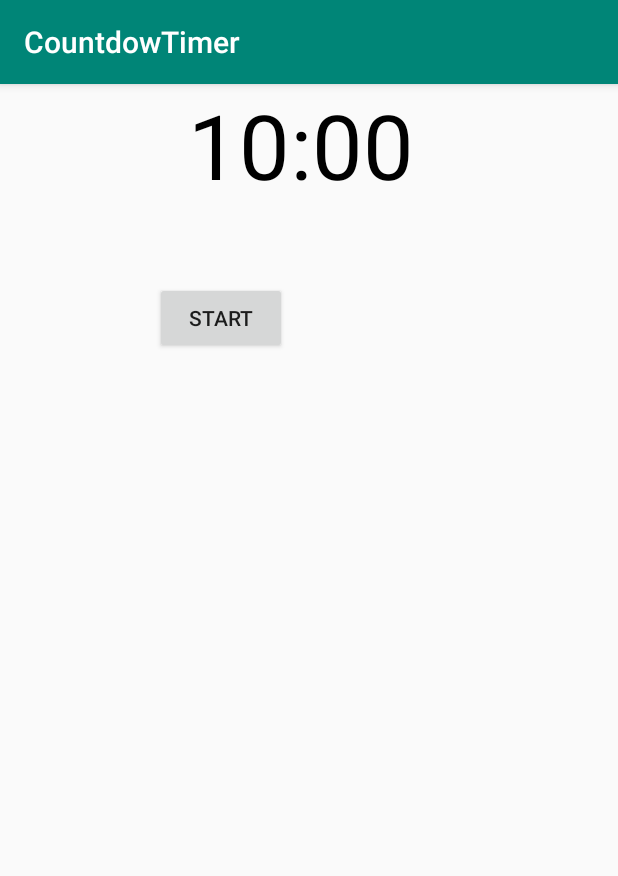
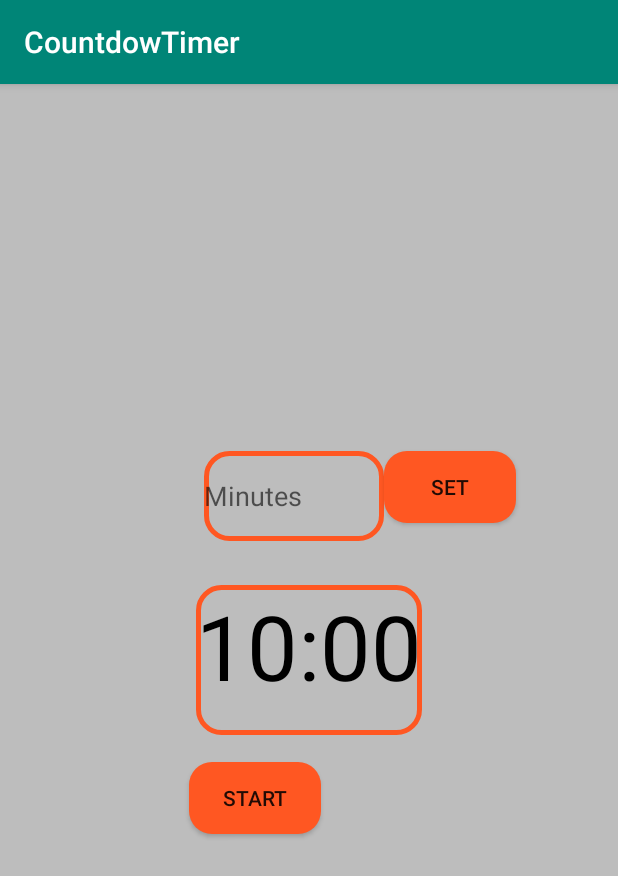
Before and after one commit to RIZVY91221/CountdowTimer, an Android app: the screen it shows after launch (MainActivity), on a phone screen of 412 x 824 dp. Shown: the top 876 px of the screen. Run offline under Robolectric (Android 15) with nearby library versions, the phone set to English and light mode, and no system bars.

Commit message:
Update Design & Background Running

```diff
--- a/app/src/main/java/com/example/countdowtimer/MainActivity.java
+++ b/app/src/main/java/com/example/countdowtimer/MainActivity.java
@@ -2,19 +2,23 @@ package com.example.countdowtimer;
 
 import androidx.appcompat.app.AppCompatActivity;
 
+import android.content.SharedPreferences;
 import android.os.Bundle;
 import android.os.CountDownTimer;
 import android.view.View;
+import android.view.inputmethod.InputMethodManager;
 import android.widget.Button;
+import android.widget.EditText;
 import android.widget.TextView;
+import android.widget.Toast;
 
 import java.util.Locale;
 
 public class MainActivity extends AppCompatActivity {
 
-    private static final long START_TIME_IN_MILLIS = 600000;
-
+    private EditText mEditTextInput;
     private TextView mTextViewCountDown;
+    private Button mButtonSet;
     private Button mButtonStartPause;
     private Button mButtonReset;
 
@@ -22,7 +26,10 @@ public class MainActivity extends AppCompatActivity {
 
     private boolean mTimerRunning;
 
-    private long mTimeLeftInMillis = START_TIME_IN_MILLIS;
+    private long mStartTimeInMillis;
+    private long mTimeLeftInMillis;
+    private long mEndTime;
+
 
     @Override
     protected void onCreate(Bundle savedInstanceState) {
@@ -30,10 +37,32 @@ public class MainActivity extends AppCompatActivity {
         setContentView(R.layout.activity_main);
 
 
+        mEditTextInput = findViewById(R.id.edit_text_input);
         mTextViewCountDown = findViewById(R.id.text_view_countdown);
 
+        mButtonSet = findViewById(R.id.button_set);
         mButtonStartPause = findViewById(R.id.button_start_pause);
         mButtonReset = findViewById(R.id.button_reset);
+
+        mButtonSet.setOnClickListener(new View.OnClickListener() {
+            @Override
+            public void onClick(View v) {
+                String input = mEditTextInput.getText().toString();
+                if (input.length() == 0) {
+                    Toast.makeText(MainActivity.this, "Field can't be empty", Toast.LENGTH_SHORT).show();
+                    return;
+                }
+
+                long millisInput = Long.parseLong(input) * 60000;
+                if (millisInput == 0) {
+                    Toast.makeText(MainActivity.this, "Please enter a positive number", Toast.LENGTH_SHORT).show();
+                    return;
+                }
+
+                setTime(millisInput);
+                mEditTextInput.setText("");
+            }
+        });
 
         mButtonStartPause.setOnClickListener(new View.OnClickListener() {
             @Override
@@ -52,11 +81,17 @@ public class MainActivity extends AppCompatActivity {
                 resetTimer();
             }
         });
+    }
 
-        updateCountDownText();
+    private void setTime(long milliseconds) {
+        mStartTimeInMillis = milliseconds;
+        resetTimer();
+        closeKeyboard();
     }
 
     private void startTimer() {
+        mEndTime = System.currentTimeMillis() + mTimeLeftInMillis;
+
         mCountDownTimer = new CountDownTimer(mTimeLeftInMillis, 1000) {
             @Override
             public void onTick(long millisUntilFinished) {
@@ -67,38 +102,120 @@ public class MainActivity extends AppCompatActivity {
             @Override
             public void onFinish() {
                 mTimerRunning = false;
-                mButtonStartPause.setText("Start");
-                mButtonStartPause.setVisibility(View.INVISIBLE);
-                mButtonReset.setVisibility(View.VISIBLE);
+                updateWatchInterface();
             }
         }.start();
 
         mTimerRunning = true;
-        mButtonStartPause.setText("pause");
-        mButtonReset.setVisibility(View.INVISIBLE);
+        updateWatchInterface();
     }
 
     private void pauseTimer() {
         mCountDownTimer.cancel();
         mTimerRunning = false;
-        mButtonStartPause.setText("Start");
-        mButtonReset.setVisibility(View.VISIBLE);
+        updateWatchInterface();
     }
 
     private void resetTimer() {
-        mTimeLeftInMillis = START_TIME_IN_MILLIS;
+        mTimeLeftInMillis = mStartTimeInMillis;
         updateCountDownText();
-        mButtonReset.setVisibility(View.INVISIBLE);
-        mButtonStartPause.setVisibility(View.VISIBLE);
+        updateWatchInterface();
     }
 
     private void updateCountDownText() {
-        int minutes = (int) (mTimeLeftInMillis / 1000) / 60;
+        int hours = (int) (mTimeLeftInMillis / 1000) / 3600;
+        int minutes = (int) ((mTimeLeftInMillis / 1000) % 3600) / 60;
         int seconds = (int) (mTimeLeftInMillis / 1000) % 60;
 
-        String timeLeftFormatted = String.format(Locale.getDefault(), "%02d:%02d", minutes, seconds);
+        String timeLeftFormatted;
+        if (hours > 0) {
+            timeLeftFormatted = String.format(Locale.getDefault(),
+                    "%d:%02d:%02d", hours, minutes, seconds);
+        } else {
+            timeLeftFormatted = String.format(Locale.getDefault(),
+                    "%02d:%02d", minutes, seconds);
+        }
 
         mTextViewCountDown.setText(timeLeftFormatted);
     }
 
+    private void updateWatchInterface() {
+        if (mTimerRunning) {
+            mEditTextInput.setVisibility(View.INVISIBLE);
+            mButtonSet.setVisibility(View.INVISIBLE);
+            mButtonReset.setVisibility(View.INVISIBLE);
+            mButtonStartPause.setText("Pause");
+        } else {
+            mEditTextInput.setVisibility(View.VISIBLE);
+            mButtonSet.setVisibility(View.VISIBLE);
+            mButtonStartPause.setText("Start");
+
+            if (mTimeLeftInMillis < 1000) {
+                mButtonStartPause.setVisibility(View.INVISIBLE);
+            } else {
+                mButtonStartPause.setVisibility(View.VISIBLE);
+            }
+
+            if (mTimeLeftInMillis < mStartTimeInMillis) {
+                mButtonReset.setVisibility(View.VISIBLE);
+            } else {
+                mButtonReset.setVisibility(View.INVISIBLE);
+            }
+        }
+    }
+
+    private void closeKeyboard() {
+        View view = this.getCurrentFocus();
+        if (view != null) {
+            InputMethodManager imm = (InputMethodManager) getSystemService(INPUT_METHOD_SERVICE);
+            imm.hideSoftInputFromWindow(view.getWindowToken(), 0);
+        }
+    }
+
+    @Override
+    protected void onStop() {
+        super.onStop();
+
+        SharedPreferences prefs = getSharedPreferences("prefs", MODE_PRIVATE);
+        SharedPreferences.Editor editor = prefs.edit();
+
+        editor.putLong("startTimeInMillis", mStartTimeInMillis);
+        editor.putLong("millisLeft", mTimeLeftInMillis);
+        editor.putBoolean("timerRunning", mTimerRunning);
+        editor.putLong("endTime", mEndTime);
+
+        editor.apply();
+
+        if (mCountDownTimer != null) {
+            mCountDownTimer.cancel();
+        }
+    }
+
+    @Override
+    protected void onStart() {
+        super.onStart();
+
+        SharedPreferences prefs = getSharedPreferences("prefs", MODE_PRIVATE);
+
+        mStartTimeInMillis = prefs.getLong("startTimeInMillis", 600000);
+        mTimeLeftInMillis = prefs.getLong("millisLeft", mStartTimeInMillis);
+        mTimerRunning = prefs.getBoolean("timerRunning", false);
+
+        updateCountDownText();
+        updateWatchInterface();
+
+        if (mTimerRunning) {
+            mEndTime = prefs.getLong("endTime", 0);
+            mTimeLeftInMillis = mEndTime - System.currentTimeMillis();
+
+            if (mTimeLeftInMillis < 0) {
+                mTimeLeftInMillis = 0;
+                mTimerRunning = false;
+                updateCountDownText();
+                updateWatchInterface();
+            } else {
+                startTimer();
+            }
+        }
+    }
 }
--- /dev/null
+++ b/app/src/main/res/drawable/button_res.xml
@@ -0,0 +1,13 @@
+<?xml version="1.0" encoding="utf-8"?>
+<shape xmlns:android="http://schemas.android.com/apk/res/android">
+
+    <solid
+        android:color="#ff5722"
+        >
+
+    </solid>
+    <corners
+        android:radius="15dp">
+
+    </corners>
+</shape>
--- /dev/null
+++ b/app/src/main/res/drawable/input_res.xml
@@ -0,0 +1,13 @@
+<?xml version="1.0" encoding="utf-8"?>
+<shape xmlns:android="http://schemas.android.com/apk/res/android">
+
+    <stroke
+        android:color="#ff5722"
+        android:width="3dp">
+
+    </stroke>
+
+    <corners android:radius="15dp">
+
+    </corners>
+</shape>
--- a/app/src/main/res/layout/activity_main.xml
+++ b/app/src/main/res/layout/activity_main.xml
@@ -5,14 +5,38 @@
     xmlns:tools="http://schemas.android.com/tools"
     android:layout_width="match_parent"
     android:layout_height="match_parent"
-    tools:context=".MainActivity">
+    tools:context=".MainActivity"
+    android:background="#bdbdbd">
+
+
+    <EditText
+        android:id="@+id/edit_text_input"
+        android:layout_width="120dp"
+        android:layout_height="60dp"
+        android:layout_above="@+id/text_view_countdown"
+        android:layout_alignParentStart="true"
+        android:layout_marginStart="136dp"
+        android:layout_marginBottom="29dp"
+        android:background="@drawable/input_res"
+        android:hint="Minutes"
+        android:inputType="number"
+        android:maxLength="4" />
+
+    <Button
+        android:id="@+id/button_set"
+        android:layout_width="wrap_content"
+        android:layout_height="wrap_content"
+        android:layout_alignTop="@+id/edit_text_input"
+        android:layout_toEndOf="@+id/edit_text_input"
+        android:text="Set"
+        android:background="@drawable/button_res"/>
 
     <TextView
         android:id="@+id/text_view_countdown"
         android:layout_width="wrap_content"
-        android:layout_height="wrap_content"
-        android:layout_alignParentStart="true"
-        android:layout_marginStart="125dp"
+        android:layout_height="100dp"
+        android:layout_centerInParent="true"
+        android:background="@drawable/input_res"
         android:text="00:00"
         android:textColor="@android:color/black"
         android:textSize="60sp" />
@@ -23,8 +47,9 @@
         android:layout_height="wrap_content"
         android:layout_below="@+id/text_view_countdown"
         android:layout_alignParentStart="true"
-        android:layout_marginStart="103dp"
-        android:layout_marginTop="51dp"
+        android:layout_marginStart="126dp"
+        android:layout_marginTop="18dp"
+        android:background="@drawable/button_res"
         android:text="start" />
 
     <Button
@@ -32,11 +57,11 @@
         android:layout_width="wrap_content"
         android:layout_height="wrap_content"
         android:layout_below="@+id/text_view_countdown"
-        android:layout_marginStart="14dp"
-        android:layout_marginTop="51dp"
+        android:layout_marginStart="15dp"
+        android:layout_marginTop="16dp"
         android:layout_toEndOf="@+id/button_start_pause"
+        android:background="@drawable/button_res"
         android:text="reset"
         android:visibility="invisible"
         tools:visibility="visible" />
-
 </RelativeLayout>
```
